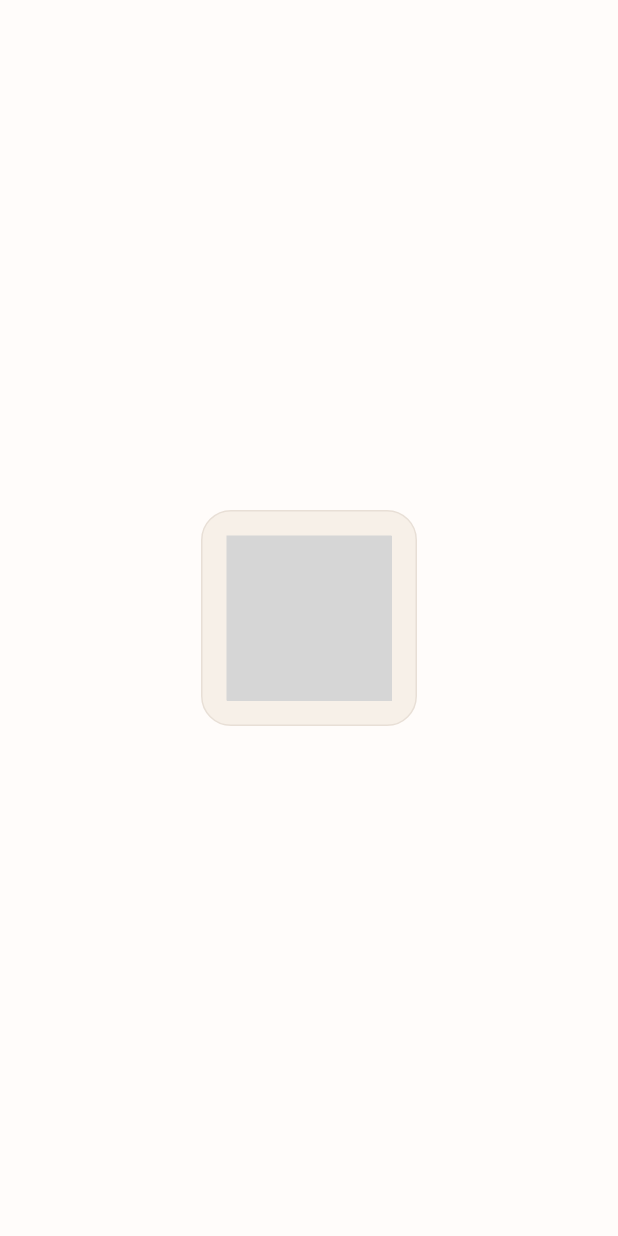
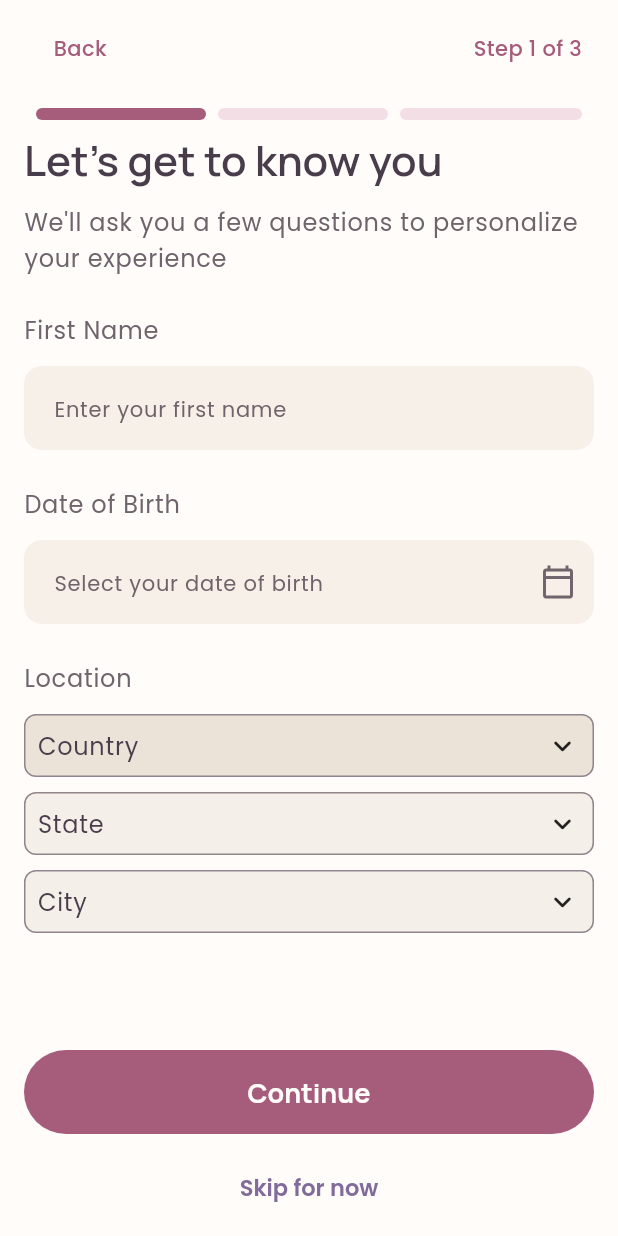
Before and after one commit to Kamcel/bloom, a Flutter app: the first screen one second after launch, on a phone screen of 412 x 824 dp. Run offline on Flutter 3.47's test engine with Material 3 defaults, Android fonts, the phone set to English and light mode, and no system bars; our stand-ins replace csc_picker_plus, drift, flutter_riverpod, flutter_svg, freezed_annotation, go_router and 1 more; missing offline and left inert: dropdown_flutter, phosphoricons_flutter; accounts and stored records are empty; generated files the repository leaves out were written again; project files that could hold a hidden picture were left out; grey boxes are pictures that could not be loaded.

Commit message:
add onboarding pregnancy page

```diff
--- a/lib/core/router/app_router.dart
+++ b/lib/core/router/app_router.dart
@@ -1,4 +1,5 @@
 import 'package:bloom/core/router/routes.dart';
+import 'package:bloom/features/onboarding/data/models/onboarding_questions_page.dart';
 import 'package:bloom/features/onboarding/presentation/screens/onboarding_screen.dart';
 import 'package:bloom/features/onboarding/presentation/screens/splash_screen.dart';
 import 'package:bloom/features/onboarding/presentation/screens/welcome_screen_1.dart';
@@ -10,7 +11,7 @@ import 'package:go_router/go_router.dart';
 
 GoRouter createRouter({String? initialLocation}) {
   return GoRouter(
-    initialLocation: initialLocation ?? Routes.splash,
+    initialLocation: initialLocation ?? Routes.onboardingScreen,
     routes: [
       GoRoute(
         path: Routes.welcome,
@@ -40,7 +41,22 @@ GoRouter createRouter({String? initialLocation}) {
 
       GoRoute(
         path: Routes.onboardingScreen,
-        builder: (context, state) => const OnboardingScreen(),
+        builder: (context, state) => const OnboardingScreen(
+          pages: [
+            OnboardingQuestionsPage(
+              title: 'Let\'s get to know you',
+              subTitle: 'We\'ll ask you a few questions to personalize your experience',
+            ),
+            OnboardingQuestionsPage(
+              title: 'Your pregnancy journey',
+              subTitle: 'We\'ll ask you a few questions to personalize your experience',
+            ),
+            OnboardingQuestionsPage(
+              title: 'Your pregnancy journey',
+              subTitle: 'We\'ll ask you a few questions to personalize your experience',
+            ),
+          ],
+        ),
       ),
     ],
   );
--- a/lib/features/onboarding/data/constants/onboarding_constants.dart
+++ b/lib/features/onboarding/data/constants/onboarding_constants.dart
@@ -1,6 +1,10 @@
 import 'package:bloom/features/onboarding/data/models/onboarding_questions_page.dart';
 
 const List<OnboardingQuestionsPage> onboardingQuestions = [
+  OnboardingQuestionsPage(
+    title: 'Let\'s get to know you',
+    subTitle: 'First we\'d love to know a little about you.  This helps make your Bloom experience feel more personal.',
+  ),
   OnboardingQuestionsPage(
     title: 'Let\'s get to know your pregnancy',
     subTitle: 'This helps Bloom personalize your updates. Dates are estimates, and you can change them anytime.',
@@ -9,8 +13,4 @@ const List<OnboardingQuestionsPage> onboardingQuestions = [
     title: 'Is this your first pregnancy',
     subTitle: 'It helps Bloom understand your journey. There\'s no judgement, and no wrong answer.',
   ),
-  OnboardingQuestionsPage(
-    title: 'Let\'s get to know you',
-    subTitle: 'First we\'d love to know a little about you.  This helps make your Bloom experience feel more personal.',
-  ),
 ];
--- a/lib/features/onboarding/presentation/screens/onboarding_screen.dart
+++ b/lib/features/onboarding/presentation/screens/onboarding_screen.dart
@@ -1,43 +1,97 @@
 import 'package:bloom/core/theme/app_dimension.dart';
 import 'package:bloom/core/theme/app_utils.dart';
 import 'package:bloom/core/widgets/app_button.dart';
+import 'package:bloom/features/onboarding/data/models/onboarding_questions_page.dart';
+import 'package:bloom/features/onboarding/presentation/widgets/onbaording_personal.dart';
 import 'package:bloom/features/onboarding/presentation/widgets/onboarding_appbar.dart';
+import 'package:bloom/features/onboarding/presentation/widgets/onboarding_expereince.dart';
+import 'package:bloom/features/onboarding/presentation/widgets/onboarding_pregnancy.dart';
 import 'package:flutter/material.dart';
 import 'package:go_router/go_router.dart';
 
 class OnboardingScreen extends StatefulWidget {
-  const OnboardingScreen({super.key});
+  final List<OnboardingQuestionsPage> pages;
+
+  const OnboardingScreen({super.key, required this.pages});
 
   @override
   State<OnboardingScreen> createState() => _OnboardingScreenState();
 }
 
 class _OnboardingScreenState extends State<OnboardingScreen> {
+  final PageController _pageController = PageController();
+  int _currentPage = 0;
+
+  int get _totalSteps => widget.pages.isEmpty ? 1 : widget.pages.length;
+
+  @override
+  void dispose() {
+    _pageController.dispose();
+    super.dispose();
+  }
+
+  void _goNextOrFinish() {
+    if (_currentPage < widget.pages.length - 1) {
+      _pageController.nextPage(
+        duration: const Duration(milliseconds: 300),
+        curve: Curves.easeOutCubic,
+      );
+    } else {
+      // TODO: Navigate to main app / home route
+    }
+  }
+
+  void _handleBack() {
+    if (_currentPage > 0) {
+      _pageController.previousPage(
+        duration: const Duration(milliseconds: 250),
+        curve: Curves.easeOutCubic,
+      );
+    } else {
+      context.pop();
+    }
+  }
+
   @override
   Widget build(BuildContext context) {
     final colors = Theme.of(context).colorScheme;
 
     return Scaffold(
+      resizeToAvoidBottomInset: false,
       backgroundColor: colors.surface,
       appBar: OnboardingAppbar(
-        currentStep: 1,
-        totalSteps: 5,
-        onBack: () => context.pop(),
+        currentStep: _currentPage + 1,
+        totalSteps: _totalSteps,
+        onBack: _handleBack,
       ),
       body: SafeArea(
         child: Column(
           children: [
             Expanded(
-              child: SingleChildScrollView(
-                padding: const EdgeInsets.symmetric(
-                  horizontal: AppSpacing.standard,
-                ),
-                child: Column(
-                  children: [
-                    Container(height: 600, color: Colors.red),
-                    Gap.vGroup,
-                  ],
-                ),
+              child: PageView.builder(
+                physics: const NeverScrollableScrollPhysics(),
+                controller: _pageController,
+                itemCount: widget.pages.length,
+                onPageChanged: (index) {
+                  setState(() => _currentPage = index);
+                },
+                itemBuilder: (context, index) {
+                  final page = widget.pages[index];
+
+                  final Widget stepContent = switch (index) {
+                    0 => OnbaordingPersonal(questionsPage: page),
+                    1 => OnboardingPregnancy(questionsPage: page),
+                    2 => OnboardingExpereince(),
+                    _ => OnbaordingPersonal(questionsPage: page),
+                  };
+
+                  return Padding(
+                    padding: const EdgeInsets.symmetric(
+                      horizontal: AppSpacing.standard,
+                    ),
+                    child: stepContent,
+                  );
+                },
               ),
             ),
             Padding(
@@ -51,12 +105,14 @@ class _OnboardingScreenState extends State<OnboardingScreen> {
                 mainAxisSize: MainAxisSize.min,
                 children: [
                   AppButton(
-                    label: 'Continue',
-                    onPressed: () {},
+                    label: _currentPage == widget.pages.length - 1
+                        ? 'Finish'
+                        : 'Continue',
+                    onPressed: _goNextOrFinish,
                   ),
                   Gap.vMin,
                   TextButton(
-                    onPressed: () {},
+                    onPressed: _goNextOrFinish,
                     child: const Text('Skip for now'),
                   ),
                 ],
--- a/lib/features/onboarding/presentation/widgets/onbaording_personal.dart
+++ b/lib/features/onboarding/presentation/widgets/onbaording_personal.dart
@@ -0,0 +1,147 @@
+import 'package:bloom/core/theme/app_utils.dart';
+import 'package:bloom/features/onboarding/data/models/onboarding_questions_page.dart';
+import 'package:csc_picker_plus/csc_picker_plus.dart';
+import 'package:flutter/material.dart';
+
+class OnbaordingPersonal extends StatefulWidget {
+  final OnboardingQuestionsPage questionsPage;
+  const OnbaordingPersonal({super.key, required this.questionsPage});
+
+  @override
+  State<OnbaordingPersonal> createState() => _OnbaordingPersonalState();
+}
+
+class _OnbaordingPersonalState extends State<OnbaordingPersonal> {
+  final TextEditingController _firstNameController = TextEditingController();
+  final TextEditingController _dobController = TextEditingController();
+  DateTime? _dateOfBirth;
+
+  @override
+  void dispose() {
+    _firstNameController.dispose();
+    _dobController.dispose();
+    super.dispose();
+  }
+
+  @override
+  Widget build(BuildContext context) {
+    final colors = Theme.of(context).colorScheme;
+    final textTheme = Theme.of(context).textTheme;
+
+    final fieldDecoration = BoxDecoration(
+      color: colors.surfaceContainerHighest,
+      borderRadius: BorderRadius.circular(8.0),
+      border: Border.all(color: colors.outline),
+    );
+
+    return Column(
+      crossAxisAlignment: CrossAxisAlignment.start,
+      children: [
+        if (widget.questionsPage.title.isNotEmpty) ...[
+          Text(
+            widget.questionsPage.title,
+            style: textTheme.headlineLarge?.copyWith(
+              color: colors.onSurface,
+              fontWeight: FontWeight.w600,
+            ),
+          ),
+          Gap.vMin,
+        ],
+        if (widget.questionsPage.subTitle.isNotEmpty) ...[
+          Text(
+            widget.questionsPage.subTitle,
+            style: textTheme.bodyLarge?.copyWith(
+              color: colors.onSurfaceVariant,
+              fontWeight: FontWeight.w400,
+            ),
+          ),
+          Gap.vGroup,
+        ],
+        Text(
+          'First Name',
+          style: textTheme.bodyLarge?.copyWith(
+            color: colors.onSurfaceVariant,
+            fontWeight: FontWeight.w400,
+          ),
+        ),
+        Gap.vMin,
+        TextFormField(
+          controller: _firstNameController,
+          style: TextStyle(color: colors.onSurface),
+          decoration: InputDecoration(
+            hintText: 'Enter your first name',
+            border: OutlineInputBorder(
+              borderRadius: BorderRadius.circular(8.0),
+            ),
+          ),
+        ),
+        Gap.vGroup,
+        Text(
+          'Date of Birth',
+          style: textTheme.bodyLarge?.copyWith(
+            color: colors.onSurfaceVariant,
+            fontWeight: FontWeight.w400,
+          ),
+        ),
+        Gap.vMin,
+        TextFormField(
+          controller: _dobController,
+          readOnly: true,
+          style: TextStyle(color: colors.onSurface),
+          onTap: () async {
+            final picked = await showDatePicker(
+              context: context,
+              initialDate: _dateOfBirth ?? DateTime(2000, 1, 1),
+              firstDate: DateTime(1900),
+              lastDate: DateTime.now(),
+            );
+            if (picked != null) {
+              setState(() {
+                _dateOfBirth = picked;
+                _dobController.text =
+                    '${picked.day.toString().padLeft(2, '0')}/${picked.month.toString().padLeft(2, '0')}/${picked.year}';
+              });
+            }
+          },
+          decoration: InputDecoration(
+            hintText: 'Select your date of birth',
+            suffixIcon: const Icon(Icons.calendar_today_outlined),
+            border: OutlineInputBorder(
+              borderRadius: BorderRadius.circular(8.0),
+            ),
+          ),
+        ),
+        Gap.vGroup,
+        Text(
+          'Location',
+          style: textTheme.bodyLarge?.copyWith(
+            color: colors.onSurfaceVariant,
+            fontWeight: FontWeight.w400,
+          ),
+        ),
+        Gap.vMin,
+        CSCPickerPlus(
+          layout: Layout.vertical,
+          showCities: true,
+          dropdownDecoration: fieldDecoration,
+          disabledDropdownDecoration: fieldDecoration.copyWith(
+            color: colors.surfaceContainerHighest.withValues(alpha: 0.5),
+          ),
+          selectedItemStyle: textTheme.bodyLarge?.copyWith(
+            color: colors.onSurface,
+          ),
+          dropdownHeadingStyle: textTheme.titleMedium?.copyWith(
+            color: colors.onSurface,
+            fontWeight: FontWeight.w600,
+          ),
+          dropdownItemStyle: textTheme.bodyMedium?.copyWith(
+            color: colors.onSurface,
+          ),
+          onCountryChanged: (value) {},
+          onStateChanged: (value) {},
+          onCityChanged: (value) {},
+        ),
+      ],
+    );
+  }
+}
--- a/lib/features/onboarding/presentation/widgets/onboarding_appbar.dart
+++ b/lib/features/onboarding/presentation/widgets/onboarding_appbar.dart
@@ -153,7 +153,7 @@ class OnboardingAppbar extends StatelessWidget implements PreferredSizeWidget {
                 final isCompletedOrActive = index < currentStep;
                 return Expanded(
                   child: Container(
-                    height: 6,
+                    height: 8,
                     margin: EdgeInsets.only(
                       right: index == totalSteps - 1 ? 0 : AppSpacing.tight,
                     ),
--- a/pubspec.yaml
+++ b/pubspec.yaml
@@ -46,6 +46,9 @@ dependencies:
   flutter_svg: ^2.5.0
   json_annotation: ^4.12.0
   intl: ^0.20.3
+  csc_picker_plus: ^0.0.3
+  date_picker_form_field: ^1.0.6
+  dropdown_flutter: ^1.3.0
 
 dev_dependencies:
   flutter_test:
```
Also changed, not shown: lib/features/onboarding/presentation/widgets/onboarding_expereince.dart (+10 -0 lines), lib/features/onboarding/presentation/widgets/onboarding_pregnancy.dart (+413 -0 lines), pubspec.lock.
